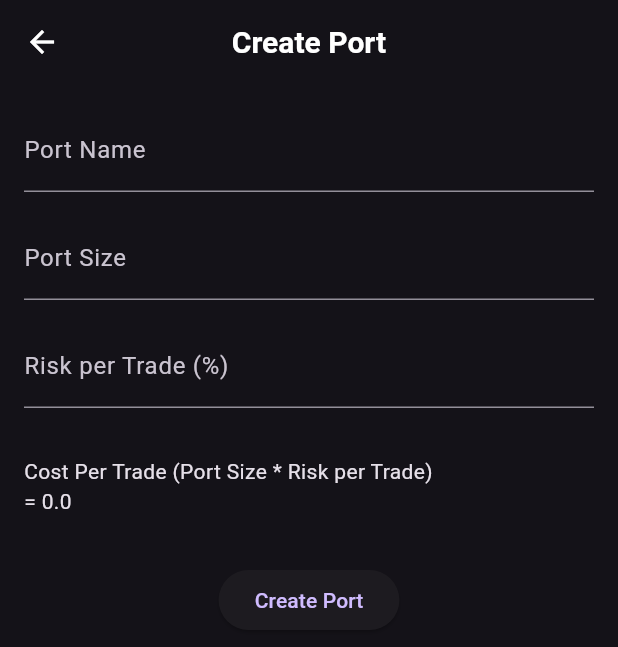
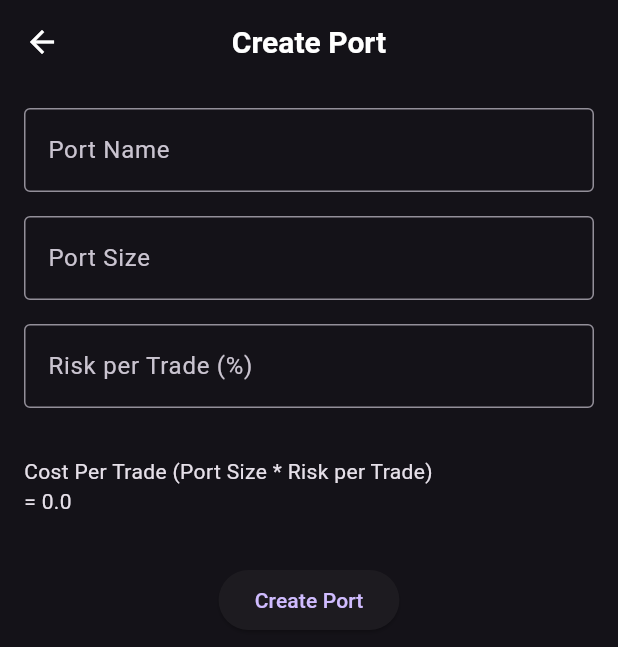
Before and after one commit to soapsabee/ppjournal, a Flutter app: the screen it shows after launch, after a tap on the "add" icon, on a phone screen of 412 x 824 dp. Shown: the top 647 px of the screen. Run offline on Flutter 3.47's test engine with Material 3 defaults, Android fonts, the light colour scheme and no system bars; our stand-ins replace drift, fl_chart, flutter_riverpod, image_picker; missing offline and left inert: widget_zoom; accounts and stored records are empty; generated files the repository leaves out were written again; statements that could not run were skipped.

Commit message:
implement top three ranking port , fix bug

```diff
--- a/lib/data/repositories/dashboard_repository.dart
+++ b/lib/data/repositories/dashboard_repository.dart
@@ -1,6 +1,7 @@
 import 'package:ppjournal/data/local/database.dart';
 import 'package:ppjournal/data/models/dashboard_model.dart';
 import 'package:drift/drift.dart';
+import 'package:ppjournal/data/models/top_three_port_profit.dart';
 import 'package:ppjournal/data/models/top_three_win_model.dart';
 
 class DashboardRepository {
@@ -206,4 +207,38 @@ class DashboardRepository {
       );
     }).toList();
   }
+
+  Future<List<TopThreePortProfit>> getTopThreePortProfits() async {
+    final result =
+        await (db.selectOnly(db.journal)
+              ..addColumns([
+                db.journal.portId,
+                db.journal.profit.sum(),
+                db.port.name,
+              ])
+              ..groupBy([db.journal.portId])
+              ..orderBy([
+                OrderingTerm.desc(db.journal.profit.sum()),
+              ])
+              ..limit(3))
+            .join([
+              innerJoin(
+                db.port,
+                db.port.id.equalsExp(db.journal.portId),
+              ),
+            ])
+            .get();
+
+    final topPorts = result.map((row) {
+      final portName = row.read<String>(db.port.name)!;
+      final profit = row.read<double>(db.journal.profit.sum()) ?? 0.0;
+
+      return TopThreePortProfit(
+        portName: 'Port $portName', // Assuming port name is derived from ID
+        profit: profit,
+      );
+    }).toList();
+
+    return topPorts;
+  }
 }
--- a/lib/presentation/pages/home/create_port_page.dart
+++ b/lib/presentation/pages/home/create_port_page.dart
@@ -5,11 +5,23 @@ import 'package:ppjournal/data/local/database.dart';
 import 'package:ppjournal/providers/port_provider.dart';
 import '../../widgets/appbar_custom.dart';
 
-class CreatePortPage extends ConsumerWidget {
+class CreatePortPage extends ConsumerStatefulWidget {
+  @override
+  _CreatePortPageState createState() => _CreatePortPageState();
+}
+
+class _CreatePortPageState extends ConsumerState<CreatePortPage> {
   final _formKey = GlobalKey<FormState>();
   final TextEditingController _portNameController = TextEditingController();
   final TextEditingController _portSizeController = TextEditingController();
   final TextEditingController _riskPerTradeController = TextEditingController();
+  double costPerTrade = 0;
+
+  @override
+  void initState() {
+    super.initState();
+   costPerTrade = 0;
+  }
 
   void _onSubmit(BuildContext context, WidgetRef ref) {
     if (_formKey.currentState!.validate()) {
@@ -51,14 +63,29 @@ class CreatePortPage extends ConsumerWidget {
               SnackBar(content: Text('Failed to create portfolio: $error')),
             );
           });
-      print('Port Name: $portName');
-      print('Port Size: $portSize');
-      print('Risk per Trade: $riskPerTrade');
     }
   }
 
+ void calculatedCostPerTrade() {
+  final portSizeText = _portSizeController.text.trim();
+  final riskPerTradeText = _riskPerTradeController.text.trim();
+
+  final portSize = double.tryParse(portSizeText);
+  final riskPerTrade = double.tryParse(riskPerTradeText);
+
+  if (portSize != null && riskPerTrade != null) {
+    setState(() {
+    costPerTrade = portSize * riskPerTrade;
+    });
+  } else {
+    setState(() {
+          costPerTrade = 0; // หรือ null ถ้าคุณใช้ nullable type
+    });
+  }
+}
+
   @override
-  Widget build(BuildContext context, WidgetRef ref) {
+  Widget build(BuildContext context) {
     return Scaffold(
       appBar: CustomAppBar(title: "Create Port", shouldShowLeading: true),
       body: Padding(
@@ -70,7 +97,10 @@ class CreatePortPage extends ConsumerWidget {
             children: [
               TextFormField(
                 controller: _portNameController,
-                decoration: InputDecoration(labelText: 'Port Name'),
+                decoration: InputDecoration(
+                  labelText: 'Port Name',
+                  border: const OutlineInputBorder(),
+                ),
                 validator: (value) {
                   if (value == null || value.isEmpty) {
                     return 'Please enter a port name';
@@ -79,32 +109,12 @@ class CreatePortPage extends ConsumerWidget {
                 },
               ),
               SizedBox(height: 16),
-              TextFormField(
-                controller: _portSizeController,
-                decoration: InputDecoration(labelText: 'Port Size'),
-                keyboardType: TextInputType.number,
-                validator: (value) {
-                  if (value == null || value.isEmpty) {
-                    return 'Please enter a port size';
-                  }
-                  return null;
-                },
-              ),
+              _buildNumberField("Port Size", _portSizeController),
               SizedBox(height: 16),
-              TextFormField(
-                controller: _riskPerTradeController,
-                decoration: InputDecoration(labelText: 'Risk per Trade (%)'),
-                keyboardType: TextInputType.number,
-                validator: (value) {
-                  if (value == null || value.isEmpty) {
-                    return 'Please enter the risk per trade';
-                  }
-                  return null;
-                },
-              ),
+              _buildNumberField("Risk per Trade (%)", _riskPerTradeController),
               SizedBox(height: 32),
               Text("Cost Per Trade (Port Size * Risk per Trade)"),
-              Text("= 0.0"),
+              Text("= ${costPerTrade}"),
               SizedBox(height: 32),
               Center(
                 child: ElevatedButton(
@@ -118,4 +128,26 @@ class CreatePortPage extends ConsumerWidget {
       ),
     );
   }
+
+  _buildNumberField<T>(String label, TextEditingController controller) {
+    return TextFormField(
+      controller: controller,
+      keyboardType: TextInputType.number,
+      decoration: InputDecoration(
+        labelText: label,
+        border: const OutlineInputBorder(),
+      ),
+      validator: (value) {
+        if (value == null || value.isEmpty) {
+          return 'Please enter $label';
+        }
+        final number = num.tryParse(value);
+        if (number == null) {
+          return 'Please enter a valid number for $label';
+        }
+        return null;
+      },
+      onChanged: (_) => calculatedCostPerTrade(),
+    );
+  }
 }
--- a/lib/presentation/pages/home/home_page.dart
+++ b/lib/presentation/pages/home/home_page.dart
@@ -2,6 +2,7 @@ import 'package:flutter/material.dart';
 import 'package:flutter_riverpod/flutter_riverpod.dart';
 import 'package:ppjournal/data/local/database.dart';
 import 'package:ppjournal/presentation/colors/colors.dart';
+import 'package:ppjournal/providers/dashboard_provider.dart';
 import 'package:ppjournal/providers/journal_provider.dart';
 import 'package:ppjournal/providers/port_provider.dart';
 import '../../widgets/appbar_custom.dart';
@@ -128,6 +129,7 @@ class _HomePageState extends ConsumerState<HomePage> {
   Widget buildRankingCard(BuildContext context) {
     final theme = Theme.of(context);
     final colorScheme = theme.colorScheme;
+    final topThreePortProit = ref.read(topThreePortProfitsProvider);
     return Card(
       color: colorScheme.surfaceContainerHighest.withValues(alpha: 0.7),
       shape: RoundedRectangleBorder(borderRadius: BorderRadius.circular(12)),
@@ -146,11 +148,19 @@ class _HomePageState extends ConsumerState<HomePage> {
               ),
             ),
             SizedBox(height: 16),
-            buildRankingRow(1, 'Port A', 1000),
-            SizedBox(height: 8),
-            buildRankingRow(2, 'Port B', 800),
-            SizedBox(height: 8),
-            buildRankingRow(3, 'Port C', 600),
+            topThreePortProit.when(
+              data:
+                  (ports) => Column(
+                    children: List.generate(3, (index) {
+                      final port = index < ports.length ? ports[index] : null;
+                      final portName = port?.portName ?? '-';
+                      final profit = port?.profit.toInt() ?? 0;
+                      return buildRankingRow(index + 1, portName, profit);
+                    }),
+                  ),
+              loading: () => Center(child: CircularProgressIndicator()),
+              error: (err, stack) => Text('Error: $err'),
+            ),
           ],
         ),
       ),
@@ -234,7 +244,7 @@ class _HomePageState extends ConsumerState<HomePage> {
     final colorScheme = theme.colorScheme;
     final notifier = ref.watch(journalNoteProvider.notifier);
     return GestureDetector(
-      onTap: (){
+      onTap: () {
         notifier.updatePortId(port.id);
         // Navigate to the port inside page
         Navigator.pushNamed(context, '/port-inside-page');
--- a/lib/providers/dashboard_provider.dart
+++ b/lib/providers/dashboard_provider.dart
@@ -2,6 +2,7 @@
 import 'package:flutter_riverpod/flutter_riverpod.dart';
 import 'package:ppjournal/data/local/database.dart';
 import 'package:ppjournal/data/models/dashboard_model.dart';
+import 'package:ppjournal/data/models/top_three_port_profit.dart';
 import 'package:ppjournal/data/models/top_three_win_model.dart';
 import 'package:ppjournal/data/repositories/dashboard_repository.dart';
 import 'package:ppjournal/providers/journal_provider.dart';
@@ -31,3 +32,8 @@ final topThreeWinsProvider = FutureProvider<List<TopThreeWinModel>>((ref) async
   }
   return await dashboardService.getTopThreeWins(state.portId);
 });
+
+final topThreePortProfitsProvider = FutureProvider<List<TopThreePortProfit>>((ref) async {
+  final dashboardService = ref.watch(dashboardServiceProvider);
+  return await dashboardService.getTopThreePortProfits();
+});
--- a/lib/services/dashboard_service.dart
+++ b/lib/services/dashboard_service.dart
@@ -1,4 +1,5 @@
 import 'package:ppjournal/data/models/dashboard_model.dart';
+import 'package:ppjournal/data/models/top_three_port_profit.dart';
 import 'package:ppjournal/data/models/top_three_win_model.dart';
 import 'package:ppjournal/data/repositories/dashboard_repository.dart';
 
@@ -13,4 +14,8 @@ class DashboardService {
   Future<List<TopThreeWinModel>> getTopThreeWins(int portId) async {
     return await dashboardRepository.getTopThreeWins(portId);
   }
+
+  Future<List<TopThreePortProfit>> getTopThreePortProfits() async {
+    return await dashboardRepository.getTopThreePortProfits();
+  }
 }
--- a/lib/states/journal_note_state.dart
+++ b/lib/states/journal_note_state.dart
@@ -34,8 +34,8 @@ class JournalNoteState {
   final double? rr;
   final double? fee;
   final DateTime? date;
-  final DateTime createdAt;
-  final String noteDetail;
+  final DateTime? createdAt;
+  final String? noteDetail;
   final XFile? beforeImage;
   final XFile? afterImage;
 
```
Also changed, not shown: lib/data/models/top_three_port_profit.dart (added, +23 -0 lines), lib/presentation/pages/home/port_inside/add_journal/add_journal_page.dart (+7 -8 lines), lib/presentation/pages/home/port_inside/add_journal/note_journal_page.dart (+35 -22 lines), lib/providers/journal_provider.dart (+16 -9 lines).
